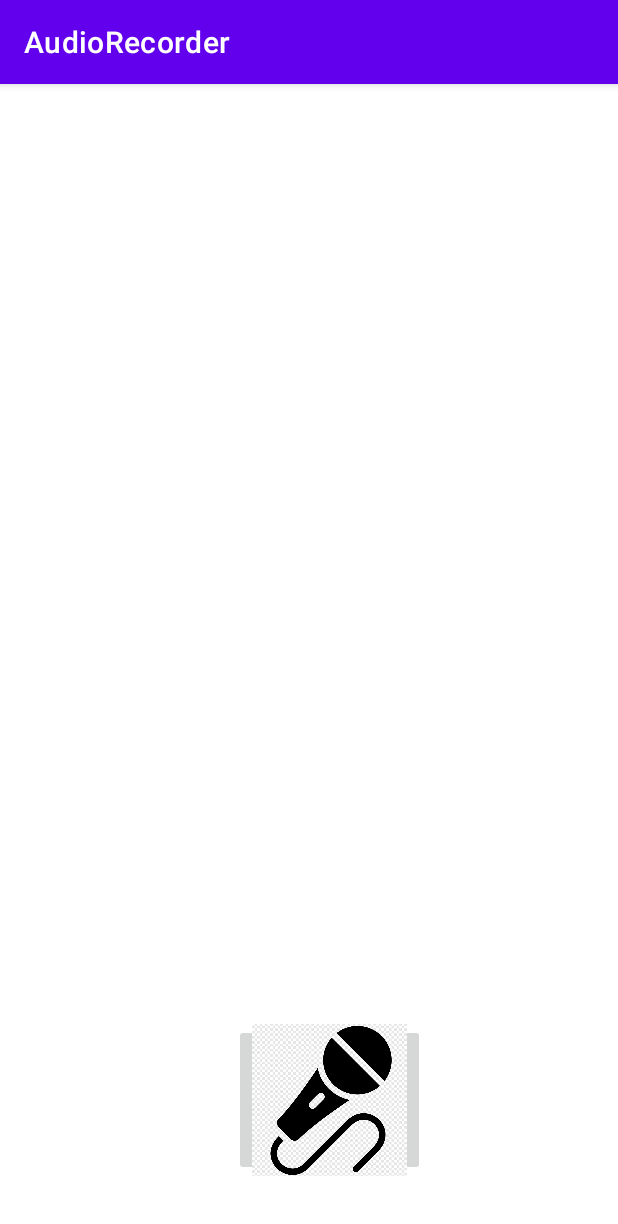
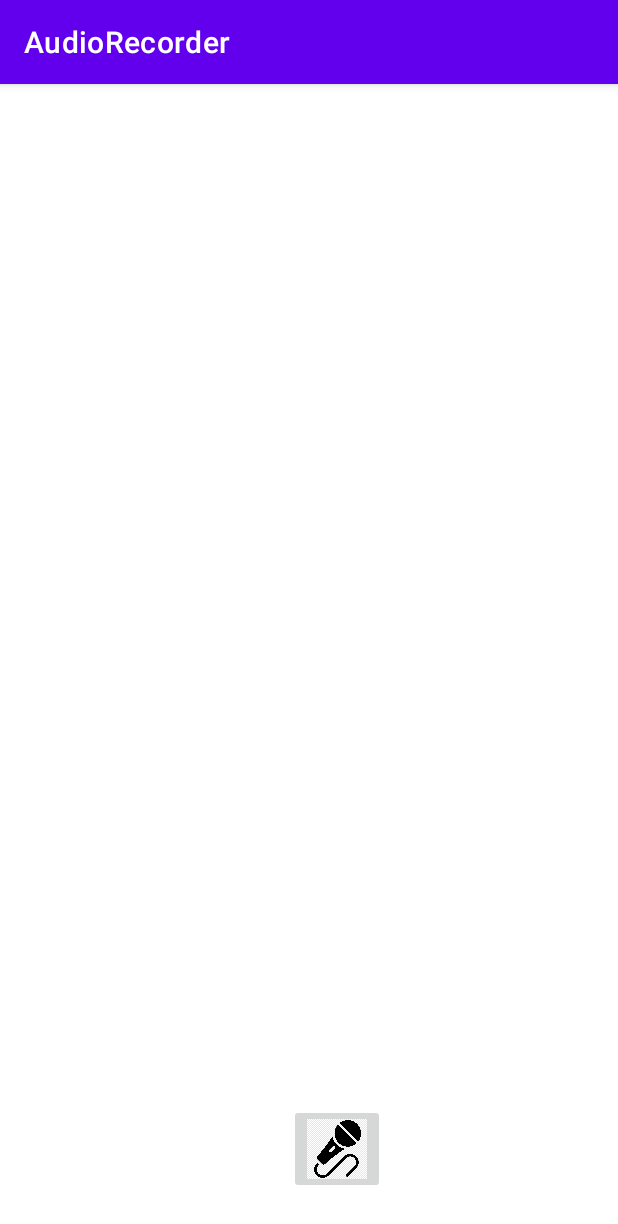
Before and after one commit to ayushsingh01042003/Sem-3-AudioRecorder-Java, an Android app: the screen it shows after launch (MainActivity), on a phone screen of 412 x 824 dp. Shown: the top 1224 px of the screen. Run offline under Robolectric (Android 15) with nearby library versions, the phone set to English and light mode, and no system bars.

Commit message:
changed icon size

```diff
--- a/app/src/main/java/com/example/audiorecorder/MainActivity.java
+++ b/app/src/main/java/com/example/audiorecorder/MainActivity.java
@@ -11,7 +11,6 @@ import android.widget.Toast;
 
 public class MainActivity extends AppCompatActivity {
     private ImageButton micButton;
-    private TextView outputText;
     private boolean isRecording = false;
     @Override
     protected void onCreate(Bundle savedInstanceState) {
@@ -19,7 +18,6 @@ public class MainActivity extends AppCompatActivity {
         setContentView(R.layout.activity_main);
 
         micButton = findViewById(R.id.micButton);
-        outputText = findViewById(R.id.outputText);
         micButton.setOnClickListener(new View.OnClickListener() {//to display start and stop recording messages
             @Override
             public void onClick(View view) {
--- a/app/src/main/res/layout/activity_main.xml
+++ b/app/src/main/res/layout/activity_main.xml
@@ -8,23 +8,15 @@
 
     <ImageButton
         android:id="@+id/micButton"
-        android:layout_width="127dp"
-        android:layout_height="101dp"
-        android:layout_marginBottom="40dp"
+        android:layout_width="64dp"
+        android:layout_height="60dp"
+        android:layout_marginBottom="28dp"
+        android:contentDescription="@string/start_pause_recording"
         android:scaleType="centerCrop"
         app:layout_constraintBottom_toBottomOf="parent"
         app:layout_constraintEnd_toEndOf="parent"
-        app:layout_constraintHorizontal_bias="0.549"
+        app:layout_constraintHorizontal_bias="0.553"
         app:layout_constraintStart_toStartOf="parent"
         app:srcCompat="@drawable/mic" />
 
-    <TextView
-        android:id="@+id/outputText"
-        android:layout_width="wrap_content"
-        android:layout_height="wrap_content"
-        android:layout_marginTop="132dp"
-        app:layout_constraintEnd_toEndOf="parent"
-        app:layout_constraintHorizontal_bias="0.498"
-        app:layout_constraintStart_toStartOf="parent"
-        app:layout_constraintTop_toTopOf="parent" />
 </androidx.constraintlayout.widget.ConstraintLayout>
--- a/app/src/main/res/values/strings.xml
+++ b/app/src/main/res/values/strings.xml
@@ -1,3 +1,4 @@
 <resources>
     <string name="app_name">AudioRecorder</string>
+    <string name="start_pause_recording">Start/Pause recording</string>
 </resources>
```
